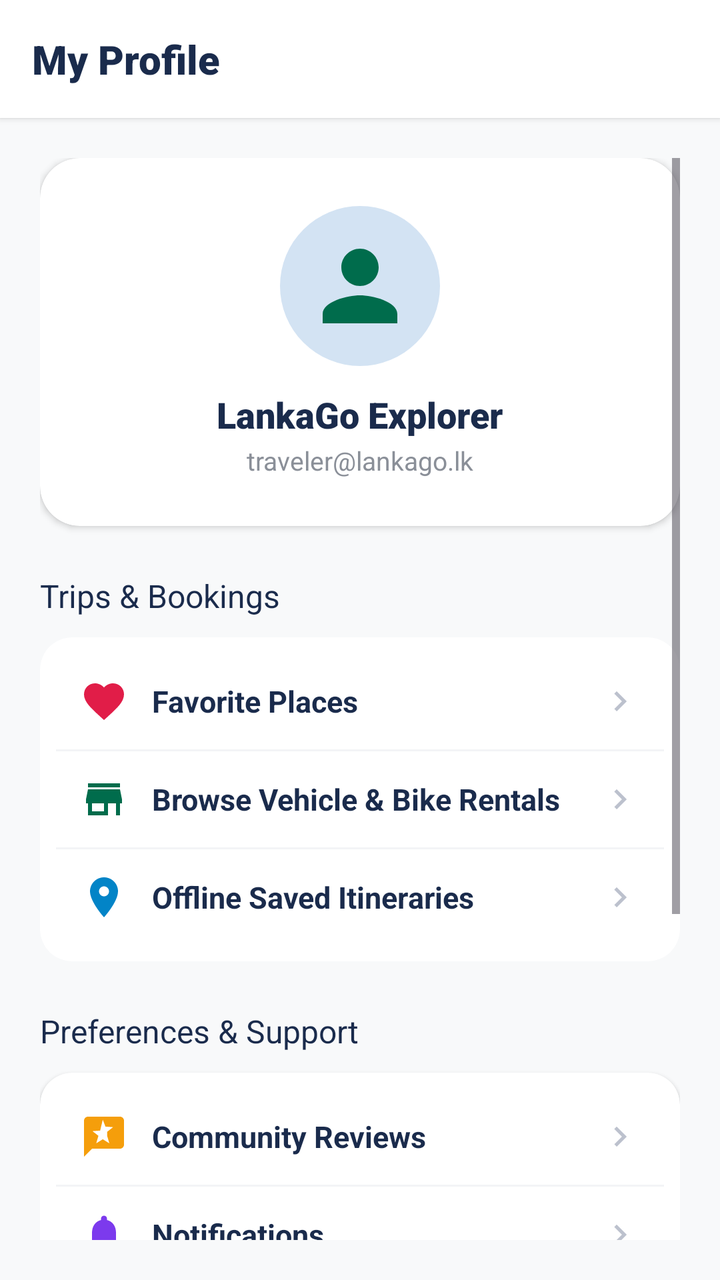
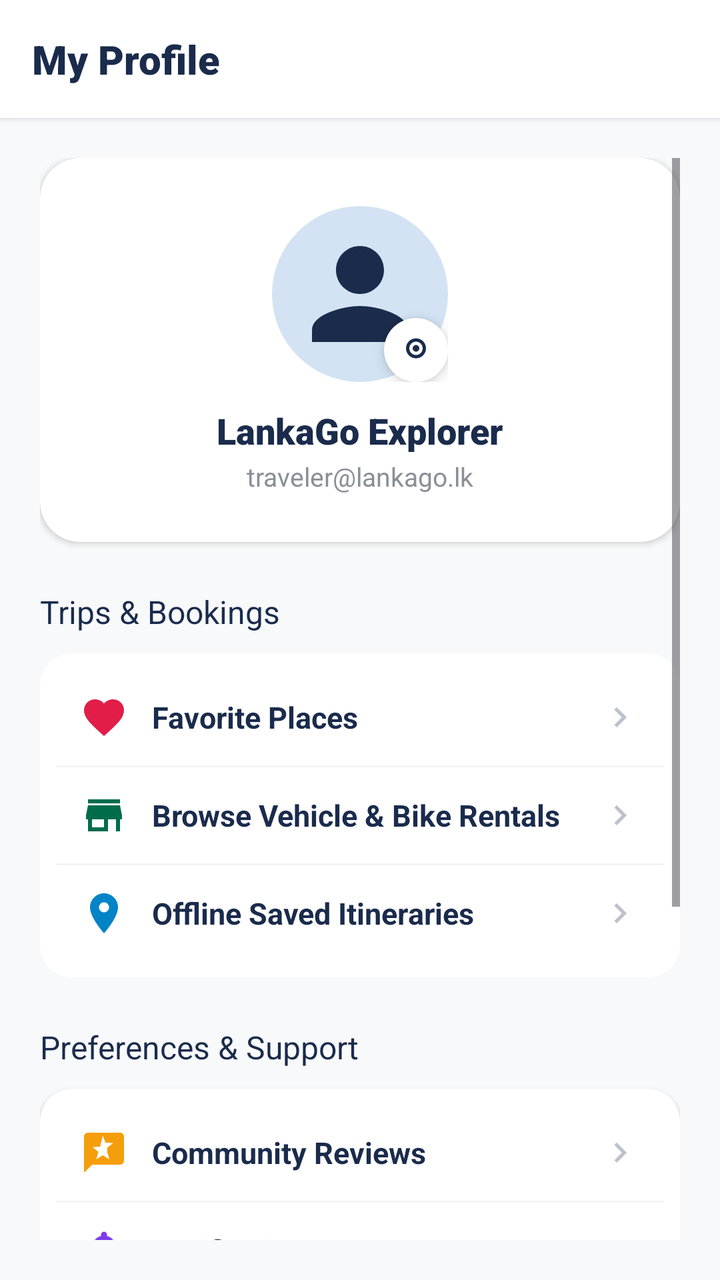

The first picture is an Android layout as it rendered before a commit; the second is the same layout after the commit. The layout source and the unified diff follow.
<!-- AndroidManifest.xml: application theme Theme.LankaGo -->
<!-- res/layout/fragment_profile.xml -->
<?xml version="1.0" encoding="utf-8"?>
<LinearLayout
    xmlns:android="http://schemas.android.com/apk/res/android"
    xmlns:app="http://schemas.android.com/apk/res-auto"
    android:layout_width="match_parent"
    android:layout_height="match_parent"
    android:background="#F8F9FA"
    android:orientation="vertical">

    
    <LinearLayout
        android:layout_width="match_parent"
        android:layout_height="wrap_content"
        android:background="#FFFFFF"
        android:elevation="2dp"
        android:orientation="horizontal"
        android:padding="16dp">

        <TextView
            android:layout_width="wrap_content"
            android:layout_height="wrap_content"
            android:fontFamily="sans-serif-black"
            android:text="My Profile"
            android:textColor="#1A2B4C"
            android:textSize="20sp" />
    </LinearLayout>

    <ScrollView
        android:layout_width="match_parent"
        android:layout_height="match_parent"
        android:padding="20dp">

        <LinearLayout
            android:layout_width="match_parent"
            android:layout_height="wrap_content"
            android:orientation="vertical"
            android:paddingBottom="40dp">

            
            <androidx.cardview.widget.CardView
                android:layout_width="match_parent"
                android:layout_height="wrap_content"
                app:cardCornerRadius="20dp"
                app:cardElevation="2dp"
                app:cardBackgroundColor="#FFFFFF">

                <LinearLayout
                    android:layout_width="match_parent"
                    android:layout_height="wrap_content"
                    android:gravity="center_horizontal"
                    android:orientation="vertical"
                    android:padding="24dp">

                    <ImageView
                        android:id="@+id/iv_profile_avatar"
                        android:layout_width="80dp"
                        android:layout_height="80dp"
                        android:background="@drawable/bg_circle_avatar"
                        android:padding="12dp"
                        android:src="@drawable/ic_admin_profile"
                        app:tint="#006C4C"
                        android:contentDescription="Profile Picture" />

                    <TextView
                        android:id="@+id/tv_profile_name"
                        android:layout_width="wrap_content"
                        android:layout_height="wrap_content"
                        android:layout_marginTop="12dp"
                        android:fontFamily="sans-serif-black"
                        android:text="LankaGo Explorer"
                        android:textColor="#1A2B4C"
                        android:textSize="18sp" />

                    <TextView
                        android:id="@+id/tv_profile_email"
                        android:layout_width="wrap_content"
                        android:layout_height="wrap_content"
                        android:layout_marginTop="2dp"
                        android:text="traveler@lankago.lk"
                        android:textColor="#8A8F98"
                        android:textSize="13sp" />
                </LinearLayout>
            </androidx.cardview.widget.CardView>

            
            <TextView
                android:layout_width="wrap_content"
                android:layout_height="wrap_content"
                android:layout_marginTop="24dp"
                android:fontFamily="sans-serif-bold"
                android:text="Trips &amp; Bookings"
                android:textColor="#1A2B4C"
                android:textSize="16sp" />

            <androidx.cardview.widget.CardView
                android:layout_width="match_parent"
                android:layout_height="wrap_content"
                android:layout_marginTop="10dp"
                app:cardCornerRadius="16dp"
                app:cardElevation="1dp"
                app:cardBackgroundColor="#FFFFFF">

                <LinearLayout
                    android:layout_width="match_parent"
                    android:layout_height="wrap_content"
                    android:orientation="vertical"
                    android:padding="8dp">

                    
                    <LinearLayout
                        android:id="@+id/layout_profile_favorites"
                        android:layout_width="match_parent"
                        android:layout_height="wrap_content"
                        android:background="?attr/selectableItemBackground"
                        android:clickable="true"
                        android:focusable="true"
                        android:padding="12dp"
                        android:gravity="center_vertical"
                        android:orientation="horizontal">

                        <ImageView
                            android:layout_width="24dp"
                            android:layout_height="24dp"
                            android:src="@drawable/ic_heart_filled"
                            app:tint="#E11D48" />

                        <TextView
                            android:layout_width="0dp"
                            android:layout_height="wrap_content"
                            android:layout_marginStart="12dp"
                            android:layout_weight="1"
                            android:text="Favorite Places"
                            android:textColor="#1A2B4C"
                            android:textSize="15sp"
                            android:textStyle="bold" />

                        <ImageView
                            android:layout_width="20dp"
                            android:layout_height="20dp"
                            android:src="@drawable/ic_chevron_right"
                            app:tint="#BCC1CD" />
                    </LinearLayout>

                    <View
                        android:layout_width="match_parent"
                        android:layout_height="1dp"
                        android:background="#F3F4F6" />

                    
                    <LinearLayout
                        android:id="@+id/layout_profile_rentals"
                        android:layout_width="match_parent"
                        android:layout_height="wrap_content"
                        android:background="?attr/selectableItemBackground"
                        android:clickable="true"
                        android:focusable="true"
                        android:padding="12dp"
                        android:gravity="center_vertical"
                        android:orientation="horizontal">

                        <ImageView
                            android:layout_width="24dp"
                            android:layout_height="24dp"
                            android:src="@drawable/ic_admin_vendors"
                            app:tint="#006C4C" />

                        <TextView
                            android:layout_width="0dp"
                            android:layout_height="wrap_content"
                            android:layout_marginStart="12dp"
                            android:layout_weight="1"
                            android:text="Browse Vehicle &amp; Bike Rentals"
                            android:textColor="#1A2B4C"
                            android:textSize="15sp"
                            android:textStyle="bold" />

                        <ImageView
                            android:layout_width="20dp"
                            android:layout_height="20dp"
                            android:src="@drawable/ic_chevron_right"
                            app:tint="#BCC1CD" />
                    </LinearLayout>

                    <View
                        android:layout_width="match_parent"
                        android:layout_height="1dp"
                        android:background="#F3F4F6" />

                    
                    <LinearLayout
                        android:id="@+id/layout_profile_offline"
                        android:layout_width="match_parent"
                        android:layout_height="wrap_content"
                        android:background="?attr/selectableItemBackground"
                        android:clickable="true"
                        android:focusable="true"
                        android:padding="12dp"
                        android:gravity="center_vertical"
                        android:orientation="horizontal">

                        <ImageView
                            android:layout_width="24dp"
                            android:layout_height="24dp"
                            android:src="@drawable/ic_admin_places"
                            app:tint="#0284C7" />

                        <TextView
                            android:layout_width="0dp"
                            android:layout_height="wrap_content"
                            android:layout_marginStart="12dp"
                            android:layout_weight="1"
                            android:text="Offline Saved Itineraries"
                            android:textColor="#1A2B4C"
                            android:textSize="15sp"
                            android:textStyle="bold" />

                        <ImageView
                            android:layout_width="20dp"
                            android:layout_height="20dp"
                            android:src="@drawable/ic_chevron_right"
                            app:tint="#BCC1CD" />
                    </LinearLayout>
                </LinearLayout>
            </androidx.cardview.widget.CardView>

            
            <TextView
                android:layout_width="wrap_content"
                android:layout_height="wrap_content"
                android:layout_marginTop="24dp"
                android:fontFamily="sans-serif-bold"
                android:text="Preferences &amp; Support"
                android:textColor="#1A2B4C"
                android:textSize="16sp" />

            <androidx.cardview.widget.CardView
                android:layout_width="match_parent"
                android:layout_height="wrap_content"
                android:layout_marginTop="10dp"
                app:cardCornerRadius="16dp"
                app:cardElevation="1dp"
                app:cardBackgroundColor="#FFFFFF">

                <LinearLayout
                    android:layout_width="match_parent"
                    android:layout_height="wrap_content"
                    android:orientation="vertical"
                    android:padding="8dp">

                    
                    <LinearLayout
                        android:id="@+id/layout_profile_reviews"
                        android:layout_width="match_parent"
                        android:layout_height="wrap_content"
                        android:background="?attr/selectableItemBackground"
                        android:clickable="true"
                        android:focusable="true"
                        android:padding="12dp"
                        android:gravity="center_vertical"
                        android:orientation="horizontal">

                        <ImageView
                            android:layout_width="24dp"
                            android:layout_height="24dp"
                            android:src="@drawable/ic_admin_reviews"
                            app:tint="#F59E0B" />

                        <TextView
                            android:layout_width="0dp"
                            android:layout_height="wrap_content"
                            android:layout_marginStart="12dp"
                            android:layout_weight="1"
                            android:text="Community Reviews"
                            android:textColor="#1A2B4C"
                            android:textSize="15sp"
                            android:textStyle="bold" />

                        <ImageView
                            android:layout_width="20dp"
                            android:layout_height="20dp"
                            android:src="@drawable/ic_chevron_right"
                            app:tint="#BCC1CD" />
                    </LinearLayout>

                    <View
                        android:layout_width="match_parent"
                        android:layout_height="1dp"
                        android:background="#F3F4F6" />

                    
                    <LinearLayout
                        android:id="@+id/layout_profile_notifications"
                        android:layout_width="match_parent"
                        android:layout_height="wrap_content"
                        android:background="?attr/selectableItemBackground"
                        android:clickable="true"
                        android:focusable="true"
                        android:padding="12dp"
                        android:gravity="center_vertical"
                        android:orientation="horizontal">

                        <ImageView
                            android:layout_width="24dp"
                            android:layout_height="24dp"
                            android:src="@drawable/ic_bell"
                            app:tint="#7C3AED" />

                        <TextView
                            android:layout_width="0dp"
                            android:layout_height="wrap_content"
                            android:layout_marginStart="12dp"
                            android:layout_weight="1"
                            android:text="Notifications"
                            android:textColor="#1A2B4C"
                            android:textSize="15sp"
                            android:textStyle="bold" />

                        <ImageView
                            android:layout_width="20dp"
                            android:layout_height="20dp"
                            android:src="@drawable/ic_chevron_right"
                            app:tint="#BCC1CD" />
                    </LinearLayout>

                    
                    <LinearLayout
                        android:layout_width="match_parent"
                        android:layout_height="wrap_content"
                        android:padding="12dp"
                        android:gravity="center_vertical"
                        android:orientation="horizontal">

                        <ImageView
                            android:layout_width="24dp"
                            android:layout_height="24dp"
                            android:src="@drawable/ic_star_filled"
                            app:tint="#D97706" />

                        <TextView
                            android:layout_width="0dp"
                            android:layout_height="wrap_content"
                            android:layout_marginStart="12dp"
                            android:layout_weight="1"
                            android:text="Dark Mode"
                            android:textColor="@color/text_primary"
                            android:textSize="15sp"
                            android:textStyle="bold" />

                        <com.google.android.material.materialswitch.MaterialSwitch
                            android:id="@+id/switch_profile_dark_mode"
                            android:layout_width="wrap_content"
                            android:layout_height="wrap_content" />
                    </LinearLayout>

                    <View
                        android:layout_width="match_parent"
                        android:layout_height="1dp"
                        android:background="#F3F4F6" />

                    
                    <LinearLayout
                        android:id="@+id/layout_profile_settings"
                        android:layout_width="match_parent"
                        android:layout_height="wrap_content"
                        android:background="?attr/selectableItemBackground"
                        android:clickable="true"
                        android:focusable="true"
                        android:padding="12dp"
                        android:gravity="center_vertical"
                        android:orientation="horizontal">

                        <ImageView
                            android:layout_width="24dp"
                            android:layout_height="24dp"
                            android:src="@drawable/ic_admin_profile"
                            app:tint="#475569" />

                        <TextView
                            android:layout_width="0dp"
                            android:layout_height="wrap_content"
                            android:layout_marginStart="12dp"
                            android:layout_weight="1"
                            android:text="App Settings &amp; Preferences"
                            android:textColor="#1A2B4C"
                            android:textSize="15sp"
                            android:textStyle="bold" />

                        <ImageView
                            android:layout_width="20dp"
                            android:layout_height="20dp"
                            android:src="@drawable/ic_chevron_right"
                            app:tint="#BCC1CD" />
                    </LinearLayout>
                </LinearLayout>
            </androidx.cardview.widget.CardView>

            
            <com.google.android.material.button.MaterialButton
                android:id="@+id/btn_profile_logout"
                style="@style/Widget.Material3.Button.OutlinedButton"
                android:layout_width="match_parent"
                android:layout_height="52dp"
                android:layout_marginTop="28dp"
                android:text="Log Out"
                android:textColor="#E11D48"
                android:textSize="15sp"
                app:cornerRadius="12dp"
                app:strokeColor="#E11D48" />

        </LinearLayout>
    </ScrollView>
</LinearLayout>
<!-- resources referenced by this layout -->
<resources>
  <color name="text_primary">#1A2B4C</color>
  <!-- drawable bg_circle_avatar (drawable) -->
  <?xml version="1.0" encoding="utf-8"?>
  <shape xmlns:android="http://schemas.android.com/apk/res/android"
      android:shape="oval">
      <solid android:color="#D3E3F3" />
  </shape>
  <!-- drawable ic_admin_vendors (drawable) -->
  <vector xmlns:android="http://schemas.android.com/apk/res/android"
      android:width="24dp"
      android:height="24dp"
      android:viewportWidth="24"
      android:viewportHeight="24">
      <path
          android:fillColor="#1A2B4C"
          android:pathData="M20,4H4v2h16V4zm1,10v-2l-1,-5H4l-1,5v2h1v6h10v-6h4v6h2v-6h1zm-9,4H6v-4h6v4z"/>
  </vector>
  <!-- drawable ic_chevron_right (drawable) -->
  <vector xmlns:android="http://schemas.android.com/apk/res/android"
      android:width="24dp"
      android:height="24dp"
      android:viewportWidth="24"
      android:viewportHeight="24">
      <path
          android:fillColor="#1A2B4C"
          android:pathData="M10,6L8.59,7.41 13.17,12l-4.58,4.59L10,18l6,-6z"/>
  </vector>
  <!-- drawable ic_star_filled (drawable) -->
  <vector xmlns:android="http://schemas.android.com/apk/res/android"
      android:width="24dp"
      android:height="24dp"
      android:viewportWidth="24"
      android:viewportHeight="24">
      <path
          android:fillColor="#FFB800"
          android:pathData="M12,17.27L18.18,21L16.54,13.97L22,9.24L14.81,8.63L12,2L9.19,8.63L2,9.24L7.46,13.97L5.82,21L12,17.27Z"/>
  </vector>
  <style name="Theme.LankaGo" parent="Base.Theme.LankaGo" />
  <color name="primary">#1A2B4C</color>
  <color name="on_primary">#FFFFFF</color>
  <color name="primary_container">#E6EEF8</color>
  <color name="on_primary_container">#0D192E</color>
  <color name="secondary">#F59E0B</color>
  <color name="on_secondary">#FFFFFF</color>
  <color name="secondary_container">#FEF3C7</color>
  <color name="on_secondary_container">#78350F</color>
  <color name="background_primary">#F8F9FA</color>
  <color name="surface_card">#FFFFFF</color>
  <color name="surface_variant">#F1F5F9</color>
  <color name="text_secondary">#64748B</color>
  <color name="border">#E2E8F0</color>
  <style name="Widget.LankaGo.Button" parent="Widget.Material3.Button">
          <item name="backgroundTint">@color/primary</item>
          <item name="android:textColor">@color/on_primary</item>
          <item name="cornerRadius">12dp</item>
      </style>
  <style name="Widget.LankaGo.FloatingActionButton" parent="Widget.Material3.FloatingActionButton.Primary">
          <item name="backgroundTint">@color/secondary</item>
          <item name="tint">@color/on_secondary</item>
      </style>
  <style name="Widget.LankaGo.BottomNavigationView" parent="Widget.Material3.BottomNavigationView">
          <item name="backgroundTint">@color/surface_card</item>
          <item name="itemIconTint">@color/primary</item>
          <item name="itemTextColor">@color/primary</item>
          <item name="itemActiveIndicatorStyle">@style/Widget.LankaGo.ActiveIndicator</item>
      </style>
  <style name="Widget.LankaGo.ActiveIndicator" parent="Widget.Material3.BottomNavigationView.ActiveIndicator">
          <item name="android:color">@color/primary_container</item>
      </style>
  <!-- unchanged entries left out for length: 6 -->
</resources>

<!-- the commit's change to res/layout/fragment_profile.xml (unified diff, before → after) -->
@@ -51,15 +51,36 @@
                     android:orientation="vertical"
                     android:padding="24dp">
 
-                    <ImageView
-                        android:id="@+id/iv_profile_avatar"
-                        android:layout_width="80dp"
-                        android:layout_height="80dp"
-                        android:background="@drawable/bg_circle_avatar"
-                        android:padding="12dp"
-                        android:src="@drawable/ic_admin_profile"
-                        app:tint="#006C4C"
-                        android:contentDescription="Profile Picture" />
+                    <FrameLayout
+                        android:id="@+id/layout_avatar_container"
+                        android:layout_width="wrap_content"
+                        android:layout_height="wrap_content"
+                        android:clickable="true"
+                        android:focusable="true">
+
+                        <ImageView
+                            android:id="@+id/iv_profile_avatar"
+                            android:layout_width="88dp"
+                            android:layout_height="88dp"
+                            android:background="@drawable/bg_circle_avatar"
+                            android:padding="8dp"
+                            android:scaleType="centerCrop"
+                            android:src="@drawable/ic_admin_profile"
+                            app:tint="#1A2B4C"
+                            android:contentDescription="Profile Picture" />
+
+                        <ImageView
+                            android:id="@+id/btn_change_avatar_photo"
+                            android:layout_width="32dp"
+                            android:layout_height="32dp"
+                            android:layout_gravity="bottom|end"
+                            android:background="@drawable/bg_white_circle"
+                            android:elevation="4dp"
+                            android:padding="6dp"
+                            android:src="@drawable/ic_camera"
+                            app:tint="#1A2B4C"
+                            android:contentDescription="Take or choose photo" />
+                    </FrameLayout>
 
                     <TextView
                         android:id="@+id/tv_profile_name"
<!-- resource entries referenced after the edit -->
@@ -6,6 +6,12 @@
   <shape xmlns:android="http://schemas.android.com/apk/res/android"
       android:shape="oval">
       <solid android:color="#D3E3F3" />
+  </shape>
+  <!-- drawable bg_white_circle (drawable) -->
+  <?xml version="1.0" encoding="utf-8"?>
+  <shape xmlns:android="http://schemas.android.com/apk/res/android"
+      android:shape="oval">
+      <solid android:color="#FFFFFF"/>
   </shape>
   <!-- drawable ic_admin_vendors (drawable) -->
   <vector xmlns:android="http://schemas.android.com/apk/res/android"
@@ -16,6 +22,16 @@
       <path
           android:fillColor="#1A2B4C"
           android:pathData="M20,4H4v2h16V4zm1,10v-2l-1,-5H4l-1,5v2h1v6h10v-6h4v6h2v-6h1zm-9,4H6v-4h6v4z"/>
+  </vector>
+  <!-- drawable ic_camera (drawable) -->
+  <vector xmlns:android="http://schemas.android.com/apk/res/android"
+      android:width="24dp"
+      android:height="24dp"
+      android:viewportWidth="24"
+      android:viewportHeight="24">
+      <path
+          android:fillColor="#1A2B4C"
+          android:pathData="M12,9c1.1,0 2,0.9 2,2s-0.9,2 -2,2 -2,-0.9 -2,-2 0.9,-2 2,-2m0,-2c-2.21,0 -4,1.79 -4,4s1.79,4 4,4 4,-1.79 4,-4 -1.79,-4 -4,-4zm0,10c-3.31,0 -6,-2.69 -6,-6s2.69,-6 6,-6 6,2.69 6,6 -2.69,6 -6,6z"/>
   </vector>
   <!-- drawable ic_chevron_right (drawable) -->
   <vector xmlns:android="http://schemas.android.com/apk/res/android"
